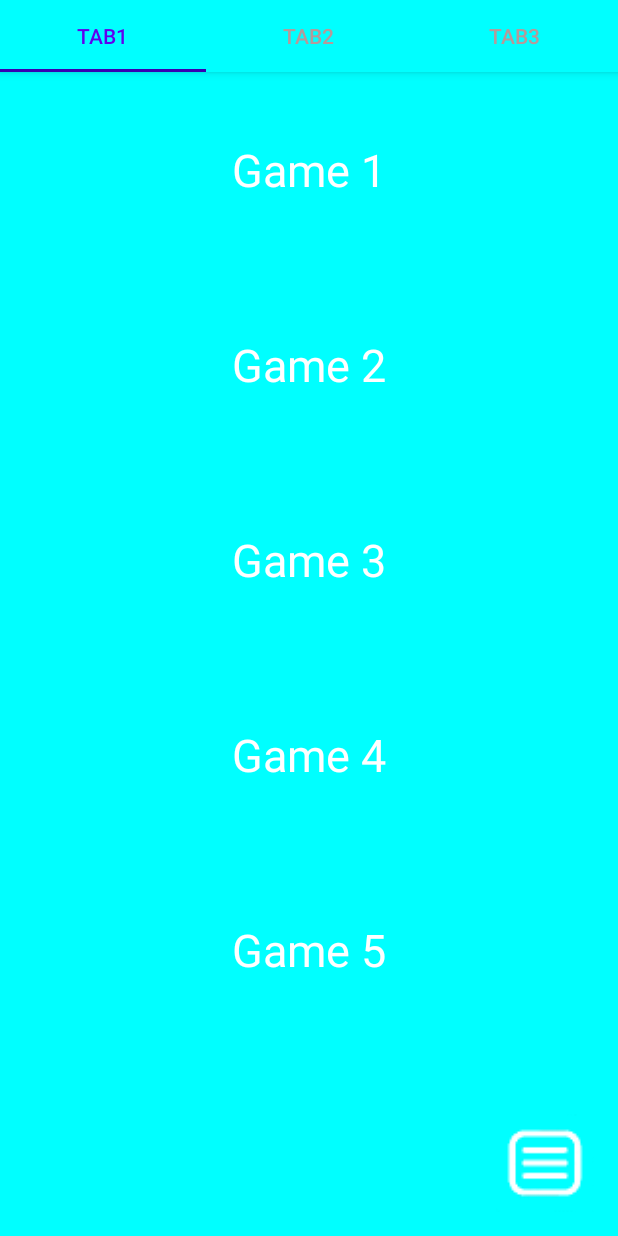
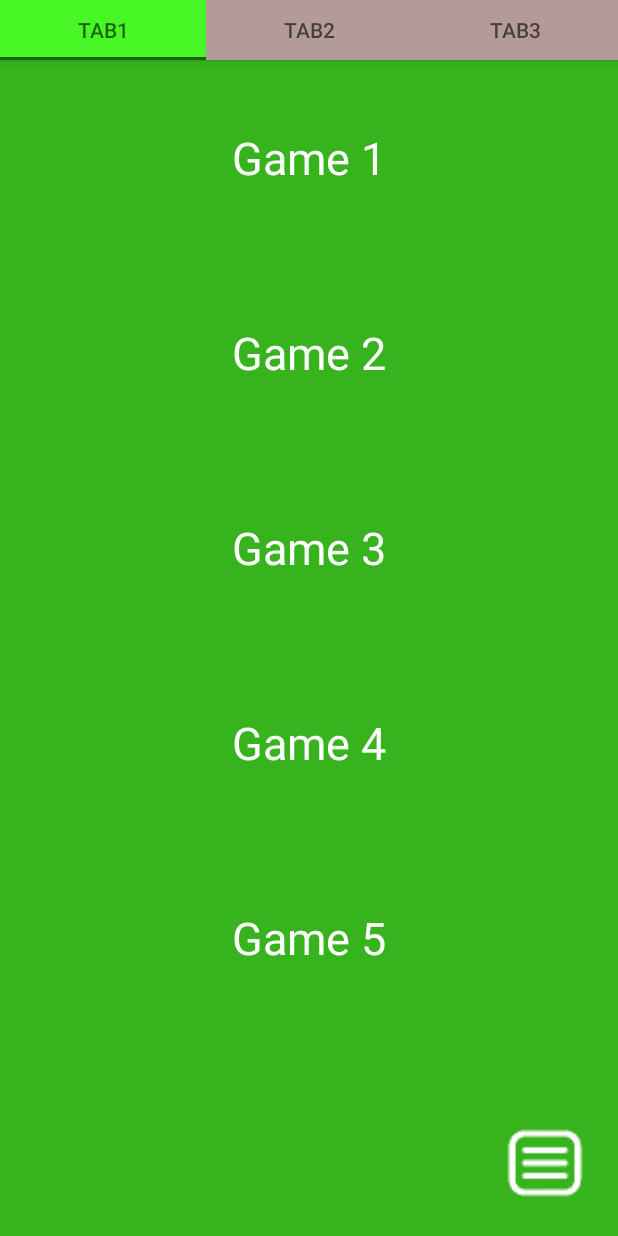
Before and after one commit to shaui/TOEIC_GAME, an Android app: the screen it shows after launch (MainActivity), on a phone screen of 412 x 824 dp. Run offline under Robolectric (Android 15) with nearby library versions, the phone set to English and light mode, and no system bars; libraries missing offline, so code that uses them is left out: com.makeramen.roundedimageview; plain views replace RoundedImageView; 15 statements that could not run were skipped.

Commit message:
Finish MainActivity

```diff
--- a/app/src/main/java/com/example/toeic_game/MainActivity.java
+++ b/app/src/main/java/com/example/toeic_game/MainActivity.java
@@ -8,19 +8,19 @@ import android.support.design.widget.TabLayout;
 import android.support.v4.app.Fragment;
 import android.support.v4.app.FragmentManager;
 import android.support.v4.app.FragmentPagerAdapter;
+import android.support.v4.content.ContextCompat;
 import android.support.v4.view.GravityCompat;
 import android.support.v4.view.ViewPager;
 import android.support.v4.widget.DrawerLayout;
 import android.support.v7.app.AppCompatActivity;
 import android.os.Bundle;
 import android.view.Gravity;
+import android.view.LayoutInflater;
 import android.view.MenuItem;
 import android.view.View;
 import android.widget.Button;
-import android.widget.ImageButton;
-import android.widget.ImageView;
+import android.widget.TextView;
 
-import com.bumptech.glide.Glide;
 import com.example.toeic_game.fragment.MainTabFragment;
 import com.example.toeic_game.util.AutoAdaptImage;
 
@@ -28,11 +28,21 @@ import com.example.toeic_game.util.AutoAdaptImage;
 
 import java.util.ArrayList;
 import java.util.List;
+import java.util.zip.Inflater;
 
 public class MainActivity extends AppCompatActivity implements NavigationView.OnNavigationItemSelectedListener {
 
+    private  List<String> tabNameList;
+    private TabLayout tabLayout;
+    private View[] tabItems;
+    private List<Fragment> tabFragment;
+    private int[] fragment_colors = {
+            R.color.colorDarkGreen, R.color.colorDarkYellow, R.color.colorDarkRed};
+    private TabFragmentAdapter tabFragmentAdapter;
+    private ViewPager viewPager;
     private Button btn_nav;
     private DrawerLayout drawerLayout;
+    private NavigationView navigationView;
 
     private int reqWidth, reqHeight;
 
@@ -42,32 +52,53 @@ public class MainActivity extends AppCompatActivity implements NavigationView.On
         super.onCreate(savedInstanceState);
         setContentView(R.layout.activity_main);
 
-        //TabLayout
-        TabLayout tabLayout = findViewById(R.id.layout_tab);
-        List<String> tabNameList = new ArrayList<>();
+        //declare variable
+        tabNameList = new ArrayList<>();
+        tabLayout = findViewById(R.id.layout_tab);
+        tabItems = getTab_items_views();
+        tabFragment = new ArrayList<>();
+        tabFragmentAdapter= new TabFragmentAdapter(getSupportFragmentManager(),
+                tabFragment, tabNameList);
+        viewPager = findViewById(R.id.vp_content);
+        btn_nav = findViewById(R.id.btn_nav);
+        drawerLayout = findViewById(R.id.layout_dl);
+        navigationView = findViewById(R.id.nav_view);
+
+        //add tabNameList
         tabNameList.add("Tab1");
         tabNameList.add("Tab2");
         tabNameList.add("Tab3");
+
+        //set TabLayout
         tabLayout.setTabMode(TabLayout.MODE_FIXED);
-        tabLayout.addTab(tabLayout.newTab());
+        /*addOnTabSelectedListener必須在addTab之前，否則一開始onTabSelected不會被回調到*/
+        tabLayout.addOnTabSelectedListener(new MyOnTabSelectedListener());
+        tabLayout.addTab(tabLayout.newTab(),true);
         tabLayout.addTab(tabLayout.newTab());
         tabLayout.addTab(tabLayout.newTab());
 
-        List<Fragment> tabFragment = new ArrayList<>();
+        //tab Fragment
         for(int i=0; i<tabNameList.size(); i++){
-            tabFragment.add(new MainTabFragment());
+            MainTabFragment mainTabFragment = new MainTabFragment();
+            Bundle bundle = new Bundle();
+            bundle.putInt("color", fragment_colors[i]);
+            mainTabFragment.setArguments(bundle);
+            tabFragment.add(mainTabFragment);
         }
 
-        TabFragmentAdapter tabFragmentAdapter = new TabFragmentAdapter(getSupportFragmentManager(),
-                tabFragment, tabNameList);
-        ViewPager viewPager = findViewById(R.id.vp_content);
         //把viewPager和tablayout關連起來
-        viewPager.setOffscreenPageLimit(3);
+//        viewPager.setOffscreenPageLimit(1); //預先加載頁面，不包刮當前頁面
+
         viewPager.setAdapter(tabFragmentAdapter);
         tabLayout.setupWithViewPager(viewPager);
 
+        //客製化Tab，必須在setupWithViewPager之後才有效果(應該吧)
+        for(int i=0 ; i<tabItems.length; i++){
+            tabLayout.getTabAt(i).setCustomView(tabItems[i]);
+        }
+
+
         //nav_btn
-        btn_nav = findViewById(R.id.btn_nav);
         setBackground(btn_nav, R.drawable.icon_navigation_bar);
         btn_nav.setOnClickListener(new View.OnClickListener() {
             @Override
@@ -76,14 +107,59 @@ public class MainActivity extends AppCompatActivity implements NavigationView.On
             }
         });
 
-        //DrawerLayout,useing in open and close drawer
-        drawerLayout = findViewById(R.id.layout_dl);
 
         //NavigationView
-        NavigationView navigationView = findViewById(R.id.nav_view);
         navigationView.setNavigationItemSelectedListener(this);
 
 
+    }
+
+    private class MyOnTabSelectedListener implements TabLayout.OnTabSelectedListener{
+        @Override
+        public void onTabSelected(TabLayout.Tab tab) {
+            View view1 = tabItems[0].findViewById(R.id.v_underline);
+            View view2 = tabItems[1].findViewById(R.id.v_underline);
+            View view3 = tabItems[2].findViewById(R.id.v_underline);
+            switch (tab.getPosition()){
+                case 0:
+                    view1.setVisibility(View.VISIBLE);
+                    view2.setVisibility(View.INVISIBLE);
+                    view3.setVisibility(View.INVISIBLE);
+                    break;
+                case 1:
+                    view2.setVisibility(View.VISIBLE);
+                    view1.setVisibility(View.INVISIBLE);
+                    view3.setVisibility(View.INVISIBLE);
+                    break;
+                case 2:
+                    view3.setVisibility(View.VISIBLE);
+                    view1.setVisibility(View.INVISIBLE);
+                    view2.setVisibility(View.INVISIBLE);
+                    break;
+            }
+        }
+
+        @Override
+        public void onTabUnselected(TabLayout.Tab tab) {
+
+        }
+
+        @Override
+        public void onTabReselected(TabLayout.Tab tab) {
+
+        }
+    }
+    private View[] getTab_items_views(){
+        View[] tab_items = new View[3];
+        int[] tab_backgrounds = {R.drawable.tab_item_1, R.drawable.tab_item_2, R.drawable.tab_item_3};
+        String[] tab_names = {"Tab1", "Tab2", "Tab3"};
+        for(int i=0; i<tab_items.length; i++){
+            tab_items[i] = LayoutInflater.from(MainActivity.this).inflate(R.layout.custom_tab_item, null);
+            tab_items[i].setBackgroundResource(tab_backgrounds[i]);
+            TextView tab_name = tab_items[i].findViewById(R.id.tv_tab_name);
+            tab_name.setText(tab_names[i]);
+        }
+        return tab_items;
     }
 
     private void setBackground(final View view, final int drawable){
@@ -98,7 +174,6 @@ public class MainActivity extends AppCompatActivity implements NavigationView.On
                                 , reqWidth, reqHeight)
                 );
                 view.setBackground(db);
-
             }
         });
     }
@@ -163,5 +238,6 @@ public class MainActivity extends AppCompatActivity implements NavigationView.On
         }
 
 
+
     }
 }
--- a/app/src/main/java/com/example/toeic_game/fragment/MainTabFragment.java
+++ b/app/src/main/java/com/example/toeic_game/fragment/MainTabFragment.java
@@ -6,6 +6,8 @@ import android.os.Bundle;
 import android.support.annotation.NonNull;
 import android.support.annotation.Nullable;
 import android.support.v4.app.Fragment;
+import android.support.v4.content.ContextCompat;
+import android.support.v4.widget.NestedScrollView;
 import android.util.Log;
 import android.view.LayoutInflater;
 import android.view.View;
@@ -22,8 +24,8 @@ public class MainTabFragment extends Fragment {
     private View tab_view;
     private RoundedImageView riv_game_1, riv_game_2, riv_game_3,
             riv_game_4, riv_game_5;
-    private int reqWidth, reqHeight;
-
+    private NestedScrollView nestedScrollView;
+    private int color;
 
     private Context context;
 
@@ -31,6 +33,8 @@ public class MainTabFragment extends Fragment {
     public void onAttach(Context context) {
         super.onAttach(context);
         this.context = context;
+        Bundle bundle = getArguments();
+        this.color = bundle.getInt("color");
     }
 
     @Nullable
@@ -41,7 +45,6 @@ public class MainTabFragment extends Fragment {
         return tab_view;
     }
 
-
     @Override
     public void onActivityCreated(@Nullable Bundle savedInstanceState) {
         super.onActivityCreated(savedInstanceState);
@@ -49,11 +52,6 @@ public class MainTabFragment extends Fragment {
         setTabContent();
     }
 
-    @Override
-    public void onDestroyView() {
-        super.onDestroyView();
-        Log.d("Fragment","---onDestroyView---");
-    }
 
     class StartOnclick implements View.OnClickListener{
 
@@ -91,6 +89,9 @@ public class MainTabFragment extends Fragment {
         riv_game_3 = tab_view.findViewById(R.id.riv_gmae_3);
         riv_game_4 = tab_view.findViewById(R.id.riv_gmae_4);
         riv_game_5 = tab_view.findViewById(R.id.riv_gmae_5);
+        nestedScrollView = tab_view.findViewById(R.id.sv_layout_content);
+
+        nestedScrollView.setBackgroundColor(ContextCompat.getColor(context, color));
 
         //setImages
         Glide.with(context).load(R.drawable.bg_game_1).into(riv_game_1);
@@ -108,6 +109,4 @@ public class MainTabFragment extends Fragment {
         riv_game_5.setOnClickListener(startOnclick);
     }
 
-
-
 }
--- a/app/src/main/java/com/example/toeic_game/widget/StartDialog.java
+++ b/app/src/main/java/com/example/toeic_game/widget/StartDialog.java
@@ -13,6 +13,7 @@ import android.view.Window;
 import android.view.WindowManager;
 import android.widget.Button;
 import android.widget.ImageView;
+import android.widget.Toast;
 
 import com.bumptech.glide.Glide;
 import com.example.toeic_game.R;
--- /dev/null
+++ b/app/src/main/res/drawable/tab_item_1.xml
@@ -0,0 +1,6 @@
+<?xml version="1.0" encoding="utf-8"?>
+<selector xmlns:android="http://schemas.android.com/apk/res/android">
+
+    <item android:state_selected="false" android:drawable="@color/colorGrayDark"/>
+    <item android:state_selected="true" android:drawable="@color/colorGreen"/>
+</selector>
--- /dev/null
+++ b/app/src/main/res/drawable/tab_item_2.xml
@@ -0,0 +1,10 @@
+<?xml version="1.0" encoding="utf-8"?>
+<selector xmlns:android="http://schemas.android.com/apk/res/android">
+
+    <item android:state_selected="false" android:drawable="@color/colorGrayDark">
+
+    </item>
+    <item android:state_selected="true" android:drawable="@color/colorYellow">
+
+    </item>
+</selector>
--- /dev/null
+++ b/app/src/main/res/drawable/tab_item_3.xml
@@ -0,0 +1,6 @@
+<?xml version="1.0" encoding="utf-8"?>
+<selector xmlns:android="http://schemas.android.com/apk/res/android">
+
+    <item android:state_selected="false" android:drawable="@color/colorGrayDark"/>
+    <item android:state_selected="true" android:drawable="@color/colorRed"/>
+</selector>
--- /dev/null
+++ b/app/src/main/res/drawable/tab_item_text_color.xml
@@ -0,0 +1,5 @@
+<?xml version="1.0" encoding="utf-8"?>
+<selector xmlns:android="http://schemas.android.com/apk/res/android">
+    <item android:state_selected="false" android:color="@color/colorBlackTransparent99"/>
+    <item android:state_selected="true" android:color="@color/colorBlackTransparent99"/>
+</selector>
--- a/app/src/main/res/layout/activity_main.xml
+++ b/app/src/main/res/layout/activity_main.xml
@@ -4,7 +4,6 @@
     xmlns:tools="http://schemas.android.com/tools"
     android:layout_width="match_parent"
     android:layout_height="match_parent"
-    android:fitsSystemWindows="true"
     android:id="@+id/layout_dl"
     tools:context=".MainActivity">
 
@@ -18,7 +17,7 @@
         android:layout_width="wrap_content"
         android:layout_height="match_parent"
         android:layout_gravity="start"
-        android:fitsSystemWindows="true"
+        app:headerLayout="@layout/layout_nav_header"
         app:menu="@menu/activity_main_drawer">
 
     </android.support.design.widget.NavigationView>
--- /dev/null
+++ b/app/src/main/res/layout/custom_tab_item.xml
@@ -0,0 +1,30 @@
+<?xml version="1.0" encoding="utf-8"?>
+<android.support.constraint.ConstraintLayout xmlns:android="http://schemas.android.com/apk/res/android"
+    xmlns:app="http://schemas.android.com/apk/res-auto"
+    android:layout_width="match_parent"
+    android:layout_height="match_parent">
+
+    <TextView
+        android:id="@+id/tv_tab_name"
+        android:layout_width="wrap_content"
+        android:layout_height="40dp"
+        app:layout_constraintTop_toTopOf="parent"
+        app:layout_constraintBottom_toBottomOf="parent"
+        app:layout_constraintLeft_toLeftOf="parent"
+        app:layout_constraintRight_toRightOf="parent"
+        android:gravity="center"
+        android:textColor="@drawable/tab_item_text_color"
+        android:textAllCaps="false"
+        android:textAppearance="@style/TextAppearance.Design.Tab" />
+    <View
+        android:id="@+id/v_underline"
+        android:layout_width="match_parent"
+        android:layout_height="2dp"
+        app:layout_constraintBottom_toBottomOf="parent"
+        app:layout_constraintLeft_toLeftOf="parent"
+        android:background="@color/colorBlackTransparent99"
+        android:visibility="invisible"/>
+
+
+
+</android.support.constraint.ConstraintLayout>
--- a/app/src/main/res/layout/layout_main.xml
+++ b/app/src/main/res/layout/layout_main.xml
@@ -16,12 +16,14 @@
         <android.support.design.widget.TabLayout
             android:id="@+id/layout_tab"
             android:layout_width="match_parent"
-            android:layout_height="wrap_content"
+            android:layout_height="40dp"
+            android:background="@color/colorGrayDark"
             app:layout_scrollFlags="scroll"
-            app:tabTextColor="@color/colorGrayDark"
+            app:tabIndicatorColor="@color/design_default_color_primary_dark"
+            app:tabPaddingEnd="0dp"
+            app:tabPaddingStart="0dp"
             app:tabSelectedTextColor="@color/design_default_color_primary"
-            app:tabIndicatorColor="@color/design_default_color_primary_dark"
-            android:background="@color/colorLightBlue">
+            app:tabTextColor="@color/colorBlackTransparent99">
 
         </android.support.design.widget.TabLayout>
 
--- /dev/null
+++ b/app/src/main/res/layout/layout_nav_header.xml
@@ -0,0 +1,45 @@
+<?xml version="1.0" encoding="utf-8"?>
+<android.support.constraint.ConstraintLayout xmlns:android="http://schemas.android.com/apk/res/android"
+    android:layout_width="match_parent"
+    android:layout_height="100dp"
+    xmlns:app="http://schemas.android.com/apk/res-auto"
+    android:background="@color/colorGray">
+
+    <com.makeramen.roundedimageview.RoundedImageView
+        android:id="@+id/rv_image_head"
+        android:layout_width="60dp"
+        android:layout_height="60dp"
+        app:layout_constraintStart_toStartOf="parent"
+        app:layout_constraintTop_toTopOf="parent"
+        android:layout_margin="20dp"
+        app:riv_border_width="2dp"
+        app:riv_oval="true"
+        app:riv_border_color="@color/colorBlackTransparent99"
+        android:src="@drawable/icon_image_head" />
+
+    <TextView
+        android:id="@+id/tv_money"
+        app:layout_constraintStart_toEndOf="@id/rv_image_head"
+        app:layout_constraintTop_toTopOf="parent"
+        app:layout_constraintBottom_toTopOf="@id/tv_point"
+        android:layout_width="wrap_content"
+        android:layout_height="wrap_content"
+        android:layout_marginStart="20dp"
+        android:textSize="12sp"
+        android:textAllCaps="false"
+        android:text="Money"/>
+
+    <TextView
+        android:id="@+id/tv_point"
+        app:layout_constraintStart_toEndOf="@id/rv_image_head"
+        app:layout_constraintTop_toBottomOf="@id/tv_money"
+        app:layout_constraintBottom_toBottomOf="parent"
+        android:layout_width="wrap_content"
+        android:layout_height="wrap_content"
+        android:layout_marginStart="20dp"
+        android:textSize="12sp"
+        android:textAllCaps="false"
+        android:text="Point"/>
+
+
+</android.support.constraint.ConstraintLayout>
--- a/app/src/main/res/layout/layout_tab_item.xml
+++ b/app/src/main/res/layout/layout_tab_item.xml
@@ -28,8 +28,8 @@
                 android:padding="5dp"
                 app:layout_constraintLeft_toLeftOf="parent"
                 app:layout_constraintTop_toTopOf="parent"
-                app:riv_border_color="@color/colorPrimaryDark"
-                app:riv_border_width="5dp"
+                app:riv_border_color="@color/colorBlackTransparent80"
+                app:riv_border_width="2dp"
                 app:riv_corner_radius="30dp"
                 android:scaleType="centerCrop"/>
 
@@ -53,8 +53,8 @@
                 android:padding="5dp"
                 app:layout_constraintLeft_toLeftOf="parent"
                 app:layout_constraintTop_toBottomOf="@id/riv_gmae_1"
-                app:riv_border_color="@color/colorPrimaryDark"
-                app:riv_border_width="5dp"
+                app:riv_border_color="@color/colorBlackTransparent80"
+                app:riv_border_width="2dp"
                 app:riv_corner_radius="30dp"
                 android:scaleType="centerCrop"/>
 
@@ -78,8 +78,8 @@
                 android:padding="5dp"
                 app:layout_constraintLeft_toLeftOf="parent"
                 app:layout_constraintTop_toBottomOf="@id/riv_gmae_2"
-                app:riv_border_color="@color/colorPrimaryDark"
-                app:riv_border_width="5dp"
+                app:riv_border_color="@color/colorBlackTransparent80"
+                app:riv_border_width="2dp"
                 app:riv_corner_radius="30dp"
                 android:scaleType="centerCrop"/>
 
@@ -103,8 +103,8 @@
                 android:padding="5dp"
                 app:layout_constraintLeft_toLeftOf="parent"
                 app:layout_constraintTop_toBottomOf="@id/riv_gmae_3"
-                app:riv_border_color="@color/colorPrimaryDark"
-                app:riv_border_width="5dp"
+                app:riv_border_color="@color/colorBlackTransparent80"
+                app:riv_border_width="2dp"
                 app:riv_corner_radius="30dp"
                 android:scaleType="centerCrop"/>
 
@@ -128,8 +128,8 @@
                 android:padding="5dp"
                 app:layout_constraintLeft_toLeftOf="parent"
                 app:layout_constraintTop_toBottomOf="@id/riv_gmae_4"
-                app:riv_border_color="@color/colorPrimaryDark"
-                app:riv_border_width="5dp"
+                app:riv_border_color="@color/colorBlackTransparent80"
+                app:riv_border_width="2dp"
                 app:riv_corner_radius="30dp"
                 android:scaleType="centerCrop"/>
 
--- a/app/src/main/res/values/colors.xml
+++ b/app/src/main/res/values/colors.xml
@@ -4,12 +4,20 @@
     <color name="colorPrimaryDark">#00574B</color>
     <color name="colorAccent">#D81B60</color>
     <color name="colorGray">#F0D6D6</color>
+    <color name="colorGrayDark">#B59A9A</color>
     <color name="colorGreen">#48F725</color>
+    <color name="colorYellow">#FFF167</color>
+    <color name="colorRed">#FF6055</color>
+    <color name="colorDarkGreen">#36B31D</color>
+    <color name="colorDarkYellow">#F3DE1D</color>
+    <color name="colorDarkRed">#DA1919</color>
     <color name="colorBlue">#25BFF7</color>
     <color name="colorBlackTransparent99">#99000000</color>
+    <color name="colorBlackTransparent80">#80000000</color>
     <color name="colorBlackTransparent00">#00000000</color>
     <color name="colorWhite">#FFFFFF</color>
-    <color name="colorGrayDark">#B59A9A</color>
     <color name="colorCoBule">#700047AA</color>
     <color name="colorLightBlue">#00FFFF</color>
+
+
 </resources>
--- a/app/src/main/res/values/styles.xml
+++ b/app/src/main/res/values/styles.xml
@@ -16,5 +16,6 @@
         <item name="windowActionBar">false</item>
         <item name="windowNoTitle">true</item>
     </style>
+    <style name="ThemeOverlay.AppCompat.Dark" parent="Base.ThemeOverlay.AppCompat.Dark"/>
 
 </resources>
```
